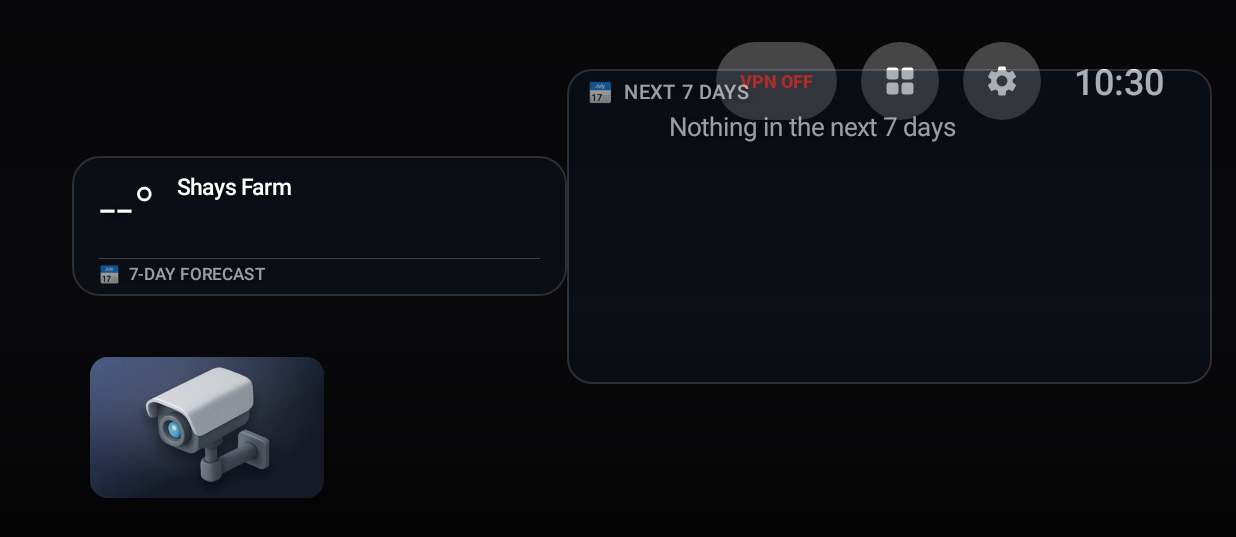
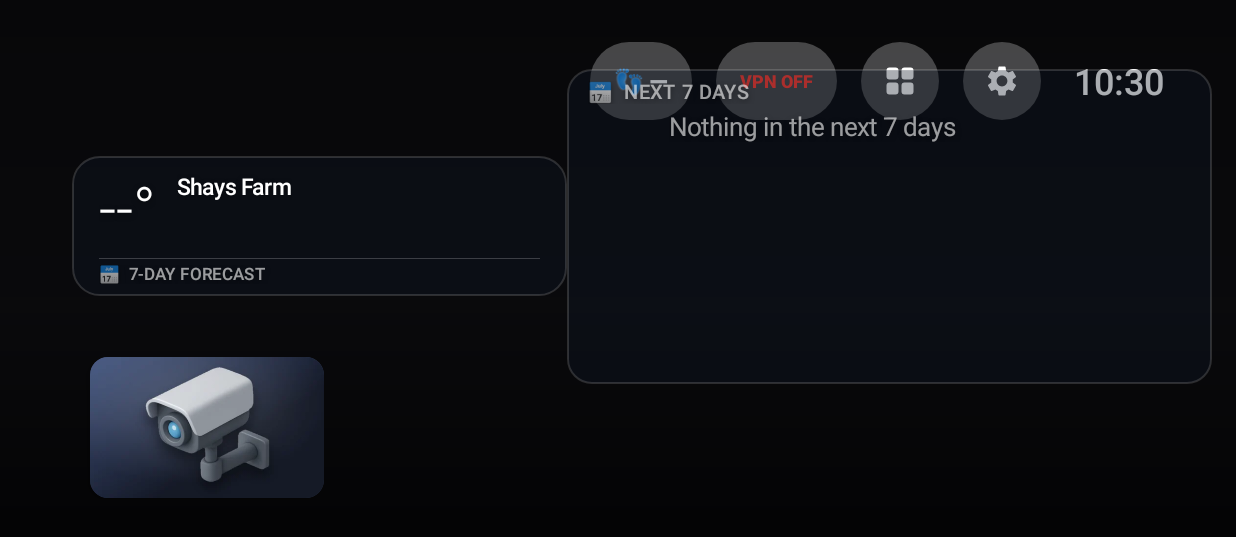
Before and after one commit to adrianhealey/firestick-launcher, an Android app: the screen it shows after launch (MainActivity), on a phone screen of 824 x 412 dp (held sideways). Shown: the top 537 px of the screen. Run offline under Robolectric (Android 15) with nearby library versions, the phone set to English and light mode, and no system bars; pictures from the network do not load.

Commit message:
Update MainActivity.java

```diff
--- a/app/src/main/java/com/adrianhealey/tvhome/MainActivity.java
+++ b/app/src/main/java/com/adrianhealey/tvhome/MainActivity.java
@@ -66,7 +66,8 @@ public class MainActivity extends Activity implements Tiles.Listener {
     private CalendarPanel calendar;
     private TextView vpnLabel;
     private FrameLayout vpnBtn;
-    private int vpnColor = 0xFFFF3B30;   // red until the VPN is confirmed up
+    private int vpnColor = 0xFFFF3B30;
+    private StepsBadge steps;   // red until the VPN is confirmed up
 
     private String focusPkg;            // tile to re-focus after a rebuild
     private String movingPkg;           // app being moved, or null
@@ -105,6 +106,7 @@ public class MainActivity extends Activity implements Tiles.Listener {
         if (Prefs.consumeChanged(this)) { apps = AppRepo.load(this); renderRow(); }
         if (weather != null) weather.refreshIfStale();
         if (calendar != null) calendar.refreshIfStale();
+        if (steps != null) steps.refreshIfStale();
         updateVpnStatus();
         ui.removeCallbacks(vpnPoll);
         ui.post(vpnPoll);
@@ -165,6 +167,9 @@ public class MainActivity extends Activity implements Tiles.Listener {
         top.setGravity(Gravity.CENTER_VERTICAL);
         top.setClipChildren(false);
         top.addView(new View(this), new LinearLayout.LayoutParams(0, 1, 1));
+        steps = new StepsBadge(this);
+        top.addView(steps, new LinearLayout.LayoutParams(ViewGroup.LayoutParams.WRAP_CONTENT, dp(52)));
+        top.addView(new View(this), new LinearLayout.LayoutParams(dp(16), 1));
         vpnBtn = new FrameLayout(this);
         vpnBtn.setFocusable(true);
         vpnBtn.setClickable(true);
```
